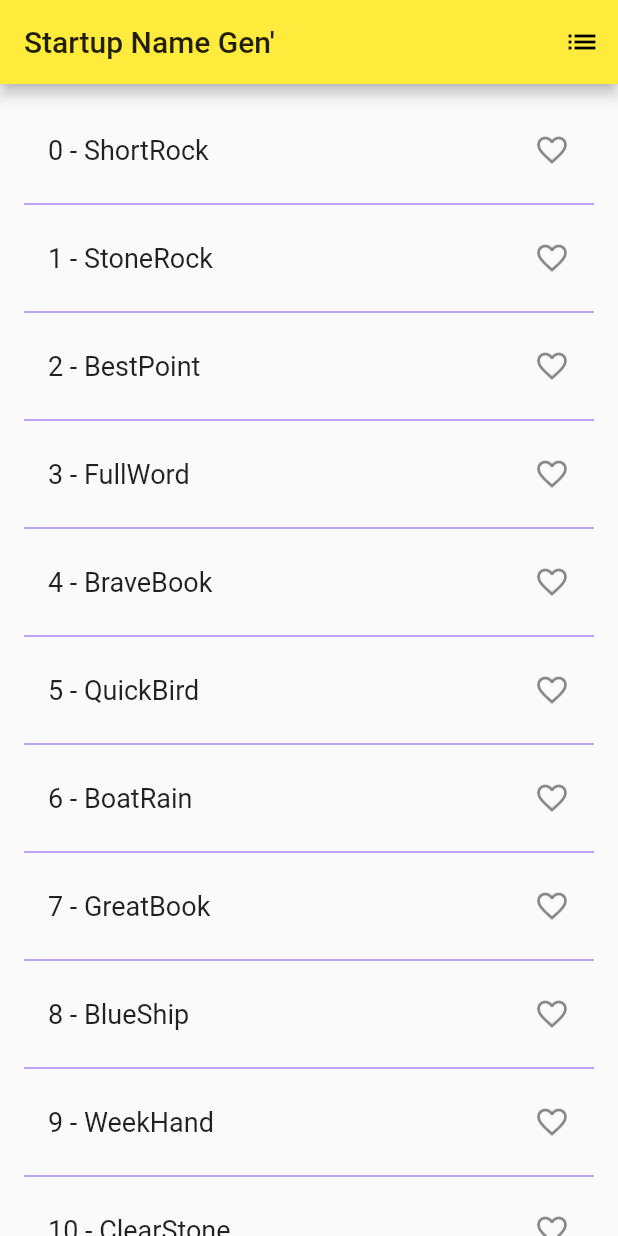
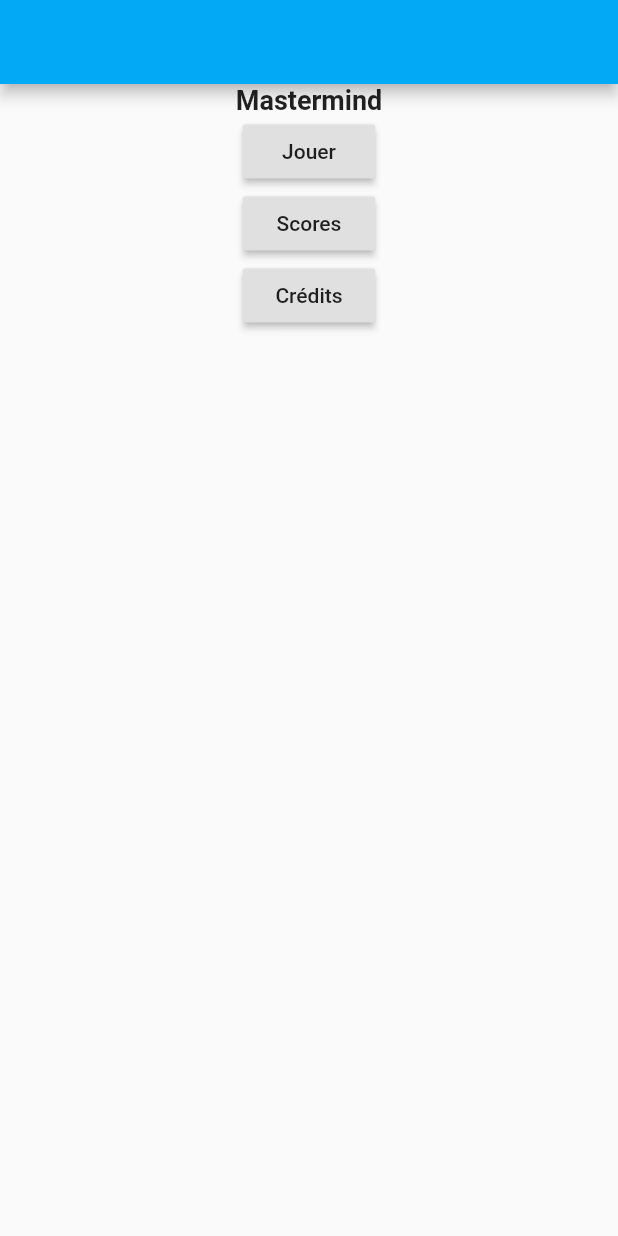
Before and after one commit to TBG-FR/CPE-S7_MPA_Mastermind, a Flutter app: the screen it shows after launch, on a phone screen of 412 x 824 dp. Run offline on Flutter 3.47's test engine with Material 2 defaults, Android fonts, the phone set to English and light mode, and no system bars.

Commit message:
Proof of concept -- Model, Item Widget, basic interactions

```diff
--- a/FlutterTest/flutter_app/lib/main.dart
+++ b/FlutterTest/flutter_app/lib/main.dart
@@ -1,128 +1,34 @@
-// Copyright 2018 The Flutter team. All rights reserved.
-// Use of this source code is governed by a BSD-style license that can be
-// found in the LICENSE file.
+// Mastermind
 
 import 'package:flutter/material.dart';
-import 'package:english_words/english_words.dart';
+import 'menu.home.dart';
+import 'menu.launch.dart';
 
-void main() => runApp(MyApp());
+void main() => runApp(MastermindApp());
 
-class MyApp extends StatelessWidget {
+class MastermindApp extends StatelessWidget {
+
+//  static const String ROUTE_HOME = "/";
+//  static const String ROUTE_LAUNCH = "/launch";
+
   @override
   Widget build(BuildContext context) {
+        return MaterialApp(
 
-    return MaterialApp(
-      title: 'Startup Name Gen\'',
-      home: RandomWords(),
-      theme: ThemeData(
-        primaryColor: Colors.yellow,
-        dividerColor: Colors.deepPurpleAccent,
+//          initialRoute: ROUTE_HOME,
+//          routes: {
+//            ROUTE_HOME: (context) => HomeMenu(),
+//            ROUTE_LAUNCH: (context) => LaunchMenu(),
+//          },
+          home: HomeMenu(),
+
+          title: 'Mastermind Reloaded',
+
+          theme: ThemeData(
+            primaryColor: Colors.lightBlue,
+            dividerColor: Colors.deepPurpleAccent,
+
       ),
     );
   }
 }
-
-class RandomWords extends StatefulWidget {
-  @override
-  RandomWordsState createState() => RandomWordsState();
-}
-
-class RandomWordsState extends State<RandomWords> {
-
-  final List<WordPair> _suggestions = <WordPair>[];
-  final Set<WordPair> _saved = Set<WordPair>();
-  final TextStyle _biggerFont = TextStyle(fontSize: 18.0);
-
-  @override
-  Widget build(BuildContext context) {
-    return Scaffold(
-      appBar: AppBar(
-        title: Text('Startup Name Gen\''),
-        actions: <Widget>
-        [
-          IconButton
-            (
-              icon: Icon(Icons.list),
-              onPressed: _pushSaved,
-          ),
-        ],
-      ),
-      body: _buildSuggestions(),
-    );
-  }
-
-  Widget _buildSuggestions() {
-    return ListView.builder(
-        padding: const EdgeInsets.all(16.0),
-        itemBuilder: /*1*/ (context, i) {
-          if (i.isOdd) return Divider(); /*2*/
-
-          final index = i ~/ 2; /*3*/
-          if (index >= _suggestions.length) {
-            _suggestions.addAll(generateWordPairs().take(10)); /*4*/
-          }
-          return _buildRow(_suggestions[index], index);
-        });
-  }
-
-  Widget _buildRow(WordPair pair, int index) {
-
-    final bool alreadySaved = _saved.contains(pair);
-
-    return ListTile(
-      title: Text(
-        index.toString() + ' - ' + pair.asPascalCase,
-        style: _biggerFont,
-      ),
-      trailing: Icon(
-        alreadySaved ? Icons.favorite : Icons.favorite_border,
-        color: alreadySaved ? Colors.red : null,
-      ),
-      onTap: () {
-        setState(() {
-          if(alreadySaved) { _saved.remove(pair); }
-          else { _saved.add(pair); }
-        });
-      },
-      onLongPress: () {
-        setState(() {
-          _suggestions.remove(pair);
-          if(_saved.contains(pair)){ _saved.remove(pair); }
-        });
-      },
-    );
-  }
-
-  void _pushSaved() {
-    Navigator.of(context).push(
-      MaterialPageRoute<void>(
-        builder: (BuildContext context) {
-
-          final Iterable<ListTile> tiles = _saved.map( (WordPair pair) {
-              return ListTile(
-                title: Text(
-                  pair.asPascalCase,
-                  style: _biggerFont,
-                ),
-              );
-            },
-          );
-
-          final List<Widget> divided = ListTile.divideTiles(
-            context: context,
-            tiles: tiles,
-          ).toList();
-
-          return Scaffold (
-            appBar: AppBar(
-              title: Text('Saved Suggestions'),
-            ),
-            body: ListView(children: divided),
-          );
-
-        },
-      ),
-    );
-  }
-
-}
--- /dev/null
+++ b/FlutterTest/flutter_app/lib/menu.home.dart
@@ -0,0 +1,66 @@
+
+import 'package:flutter/material.dart';
+import 'menu.launch.dart';
+
+class HomeMenu extends StatefulWidget {
+  @override
+  HomeMenuState createState() => HomeMenuState();
+}
+
+class HomeMenuState extends State<HomeMenu> {
+
+  @override
+  Widget build(BuildContext context) {
+    return Scaffold(
+        appBar: AppBar(
+          //title: Text('Startup Name Gen\''),
+        ),
+        body: Center(
+          child: Column(
+            children: <Widget>[
+              Text(
+                "Mastermind",
+                style: TextStyle(
+                  fontSize: 18.0,
+                  fontWeight: FontWeight.bold,
+                ),
+              ),
+              IntrinsicWidth(
+                child: Column(
+                  mainAxisAlignment: MainAxisAlignment.spaceEvenly,
+                  crossAxisAlignment: CrossAxisAlignment.stretch,
+                  children: <Widget>[
+                    RaisedButton(
+                      onPressed: () { launchGame(); },
+                      child: Text("Jouer"),
+                    ),
+                    RaisedButton(
+                      onPressed: () { seeResults(); },
+                      child: Text("Scores"),
+                    ),
+                    RaisedButton(
+                      onPressed: () { seeCredits(); },
+                      child: Text("Crédits"),
+                    ),
+                  ],
+                ),
+              ),
+            ],
+          ),
+        )
+    );
+  }
+
+  void launchGame() {
+    Navigator.of(context).push(new MaterialPageRoute(builder: (BuildContext context) => new LaunchMenu()));
+  }
+
+  void seeResults() {
+
+  }
+
+  void seeCredits() {
+
+  }
+
+}
```
Also changed, not shown: FlutterTest/flutter_app/lib/menu.launch.dart (added, +67 -0 lines), FlutterTest/flutter_app/lib/model/mastermind.dart (added, +136 -0 lines), FlutterTest/flutter_app/lib/play.game.dart (added, +139 -0 lines).
